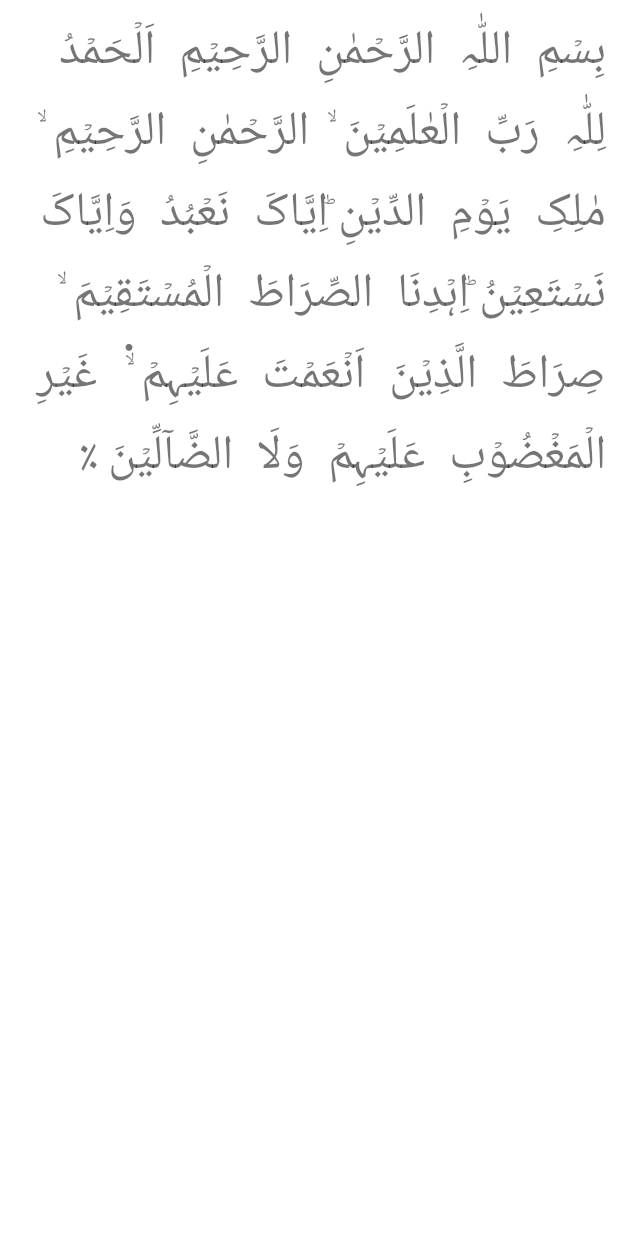
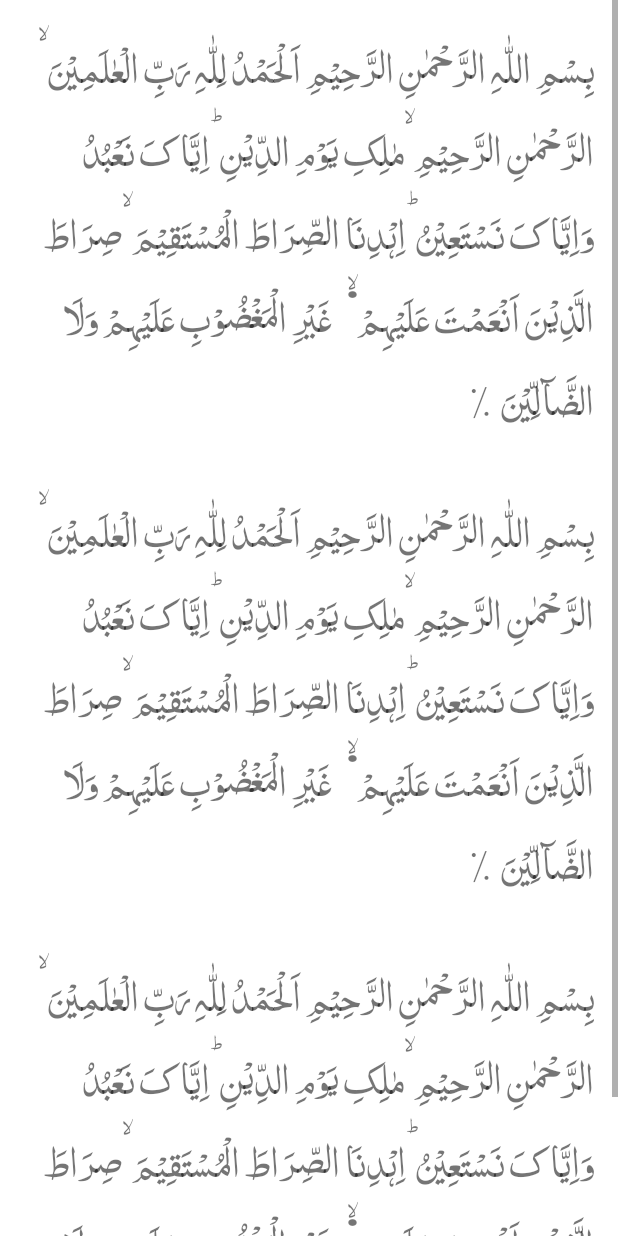
Before and after one commit to fcat97/QuranApi, an Android app: the layout activity_main.xml on its own in the app's theme, with its tools: preview values and no code run, on a phone screen of 412 x 824 dp. Run offline under Robolectric (Android 15) with nearby library versions, the light colour scheme and no system bars.

Commit message:
recyclerView Added

```diff
--- a/app/src/main/res/layout/activity_main.xml
+++ b/app/src/main/res/layout/activity_main.xml
@@ -1,5 +1,6 @@
 <?xml version="1.0" encoding="utf-8"?>
-<androidx.constraintlayout.widget.ConstraintLayout xmlns:android="http://schemas.android.com/apk/res/android"
+<androidx.constraintlayout.widget.ConstraintLayout
+    xmlns:android="http://schemas.android.com/apk/res/android"
     xmlns:app="http://schemas.android.com/apk/res-auto"
     xmlns:tools="http://schemas.android.com/tools"
     android:layout_width="match_parent"
@@ -13,19 +14,31 @@
         app:layout_constraintEnd_toEndOf="parent"
         app:layout_constraintStart_toStartOf="parent"
         app:layout_constraintTop_toTopOf="parent">
-
-        <TextView
-            android:id="@+id/textView"
+        <LinearLayout
             android:layout_width="match_parent"
             android:layout_height="wrap_content"
-            android:layout_marginBottom="40dp"
-            android:padding="8dp"
-            android:textSize="32sp"
-            android:text="@string/surah_fatiha"
-            android:textAlignment="viewEnd"
-            android:fontFamily="@font/swer_quran"
-            app:layout_constraintRight_toRightOf="parent"
-            app:layout_constraintTop_toTopOf="parent" />
+            android:orientation="vertical"
+            android:layout_marginBottom="40dp">
+<!--            <TextView
+                android:id="@+id/surahNameAr"
+                android:layout_width="match_parent"
+                android:layout_height="wrap_content"
+                android:textAlignment="center"
+                android:fontFamily="@font/swer_quran"
+                android:textSize="56sp"/>
+            <TextView
+                android:id="@+id/surahName"
+                android:layout_width="match_parent"
+                android:layout_height="wrap_content"
+                android:textAlignment="center"
+                android:textSize="40sp"/>-->
+            <androidx.recyclerview.widget.RecyclerView
+                android:id="@+id/textView"
+                android:layout_width="match_parent"
+                android:layout_height="wrap_content"
+                tools:listitem="@layout/item_ayah"
+                app:layoutManager="androidx.recyclerview.widget.LinearLayoutManager"/>
+        </LinearLayout>
     </ScrollView>
 
 
--- /dev/null
+++ b/app/src/main/res/layout/item_ayah.xml
@@ -0,0 +1,17 @@
+<?xml version="1.0" encoding="utf-8"?>
+<RelativeLayout
+    xmlns:android="http://schemas.android.com/apk/res/android"
+    android:layout_width="match_parent"
+    android:layout_height="wrap_content">
+
+    <TextView
+        android:id="@+id/textView"
+        android:layout_width="match_parent"
+        android:layout_height="wrap_content"
+        android:padding="16dp"
+        android:textSize="32sp"
+        android:text="@string/surah_fatiha"
+        android:textAlignment="viewEnd"
+        android:fontFamily="@font/saleem"/>
+
+</RelativeLayout>
--- a/app/src/main/res/values/colors.xml
+++ b/app/src/main/res/values/colors.xml
@@ -7,4 +7,5 @@
     <color name="teal_700">#FF018786</color>
     <color name="black">#FF000000</color>
     <color name="white">#FFFFFFFF</color>
+    <color name="lightColor">#95DDE0FA</color>
 </resources>
```
Also changed, not shown: app/src/main/java/media/uqab/apidemo/Adapter.kt (added, +46 -0 lines), app/src/main/java/media/uqab/apidemo/MainActivity.kt (+12 -4 lines), 2 other files.
